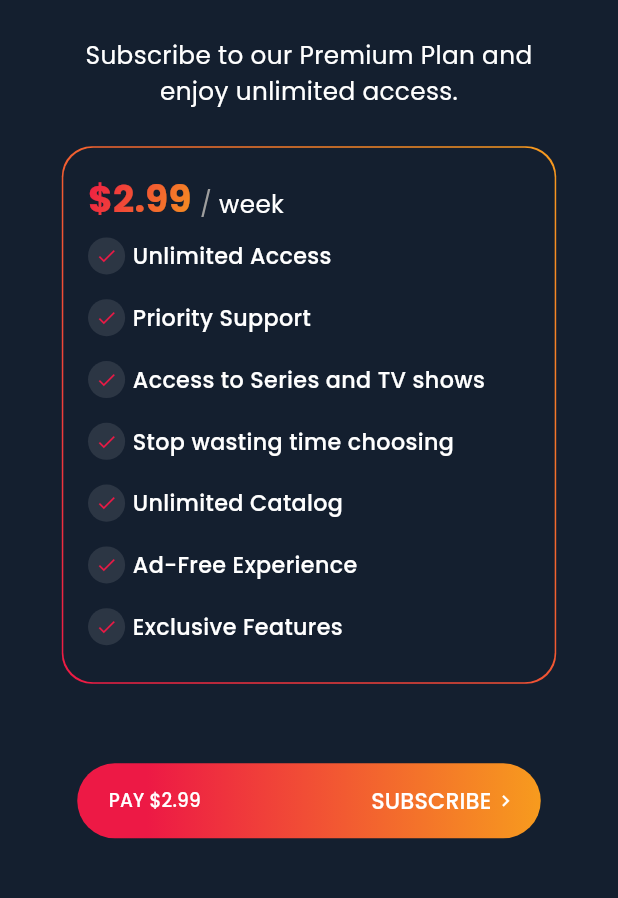
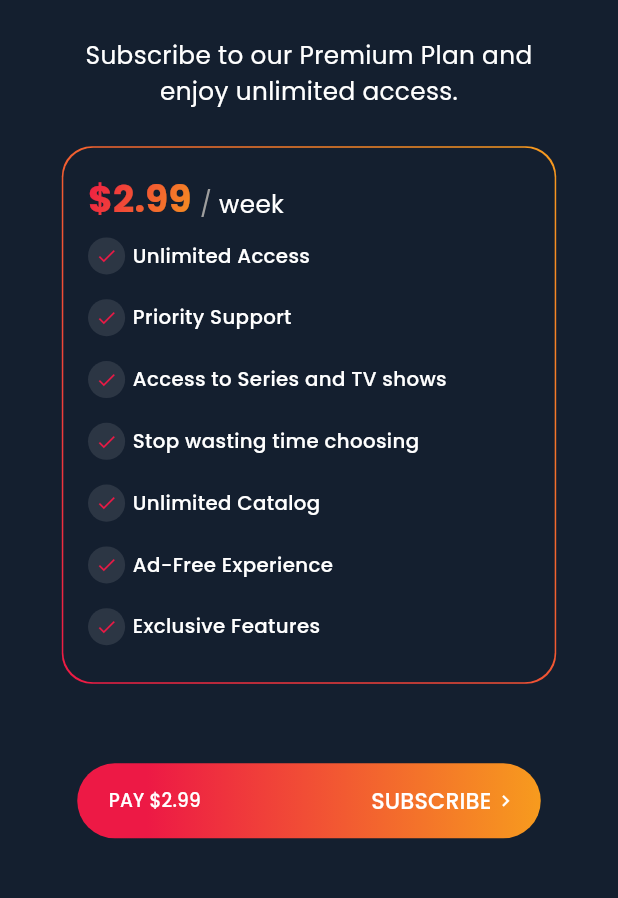
Before and after one commit to TalentKingPython/stream_rate, a Flutter app: the SubScriptionFirst screen opened directly, on a phone screen of 412 x 824 dp, the part 322-1220 px from its top. Run offline on Flutter 3.47's test engine with Material 3 defaults, Android fonts, the phone set to English and light mode, and no system bars; our stand-ins replace camera, carousel_slider, device_preview, dots_indicator, flutter_svg, google_fonts and 3 more; missing offline and left inert: barcode, slider_captcha; accounts and stored records are empty; project files that could hold a hidden picture were left out.

Commit message:
subscription responsive

```diff
--- a/lib/screens/subscription/subscription_first.dart
+++ b/lib/screens/subscription/subscription_first.dart
@@ -112,43 +112,43 @@ class SubScriptionFirstState extends State<SubScriptionFirst> {
                                 text: "Unlimited Access",
                                 backgroundColor: Colors.white.withOpacity(0.1),
                                 fontColor: colorWhite,
-                                fontSize: deviceHeight * 0.018,
+                                fontSize: deviceHeight * 0.016,
                               ),
                               IconWithText(
                                 text: "Priority Support",
                                 backgroundColor: Colors.white.withOpacity(0.1),
                                 fontColor: colorWhite,
-                                fontSize: deviceHeight * 0.018,
+                                fontSize: deviceHeight * 0.016,
                               ),
                               IconWithText(
                                 text: "Access to Series and TV shows",
                                 backgroundColor: Colors.white.withOpacity(0.1),
                                 fontColor: colorWhite,
-                                fontSize: deviceHeight * 0.018,
+                                fontSize: deviceHeight * 0.016,
                               ),
                               IconWithText(
                                 text: "Stop wasting time choosing",
                                 backgroundColor: Colors.white.withOpacity(0.1),
                                 fontColor: colorWhite,
-                                fontSize: deviceHeight * 0.018,
+                                fontSize: deviceHeight * 0.016,
                               ),
                               IconWithText(
                                 text: "Unlimited Catalog",
                                 backgroundColor: Colors.white.withOpacity(0.1),
                                 fontColor: colorWhite,
-                                fontSize: deviceHeight * 0.018,
+                                fontSize: deviceHeight * 0.016,
                               ),
                               IconWithText(
                                 text: "Ad-Free Experience",
                                 backgroundColor: Colors.white.withOpacity(0.1),
                                 fontColor: colorWhite,
-                                fontSize: deviceHeight * 0.018,
+                                fontSize: deviceHeight * 0.016,
                               ),
                               IconWithText(
                                 text: "Exclusive Features",
                                 backgroundColor: Colors.white.withOpacity(0.1),
                                 fontColor: colorWhite,
-                                fontSize: deviceHeight * 0.018,
+                                fontSize: deviceHeight * 0.016,
                               ),
                             ],
                           ),
```
Also changed, not shown: lib/screens/subscription/subscription_second.dart (+7 -5 lines), lib/screens/subscription/subscription_third.dart (+9 -6 lines).
